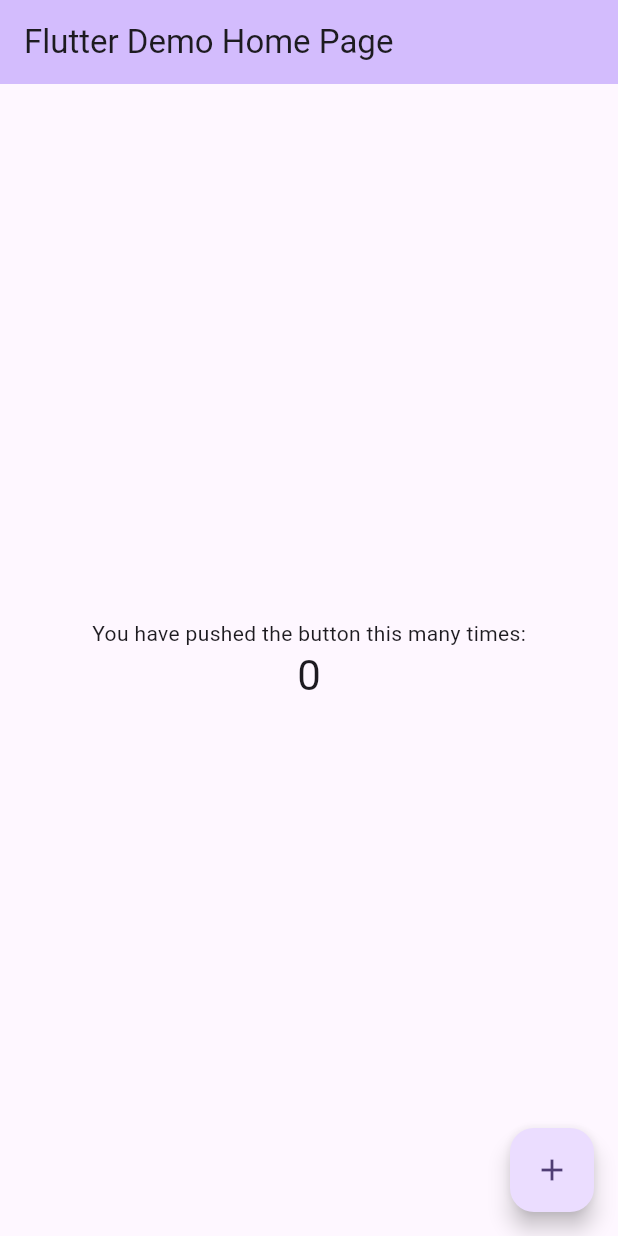
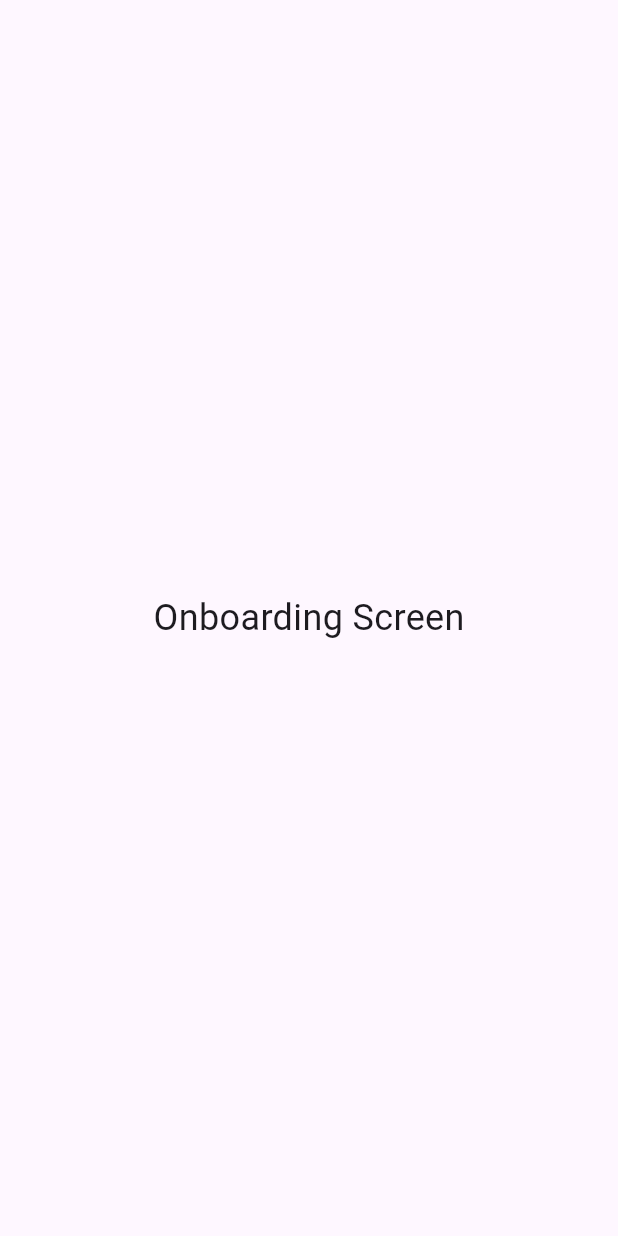
Before and after one commit to Ehabhanna1/DocDoc-App, a Flutter app: the screen it shows after launch, on a phone screen of 412 x 824 dp. Run offline on Flutter 3.47's test engine with Material 3 defaults, Android fonts, the phone set to English and light mode, and no system bars.

Commit message:
.create onboarding screen

```diff
--- /dev/null
+++ b/devtools_options.yaml
@@ -0,0 +1,3 @@
+description: This file stores settings for Dart & Flutter DevTools.
+documentation: https://docs.flutter.dev/tools/devtools/extensions#configure-extension-enablement-states
+extensions:
--- /dev/null
+++ b/lib/features/onBoarding/ui/onBoarding_screen.dart
@@ -0,0 +1,18 @@
+import 'package:flutter/material.dart';
+
+class OnboardingScreen extends StatelessWidget {
+  const OnboardingScreen({super.key});
+
+  @override
+  Widget build(BuildContext context) {
+    return  Scaffold(
+
+      body: Center(
+        child: Text(
+          'Onboarding Screen',
+          style: TextStyle(fontSize: 24),
+        ),
+      ),
+    );
+  }
+}
--- a/lib/main.dart
+++ b/lib/main.dart
@@ -1,3 +1,4 @@
+import 'package:docdoc_app/features/onBoarding/ui/onBoarding_screen.dart';
 import 'package:flutter/material.dart';
 
 void main() {
@@ -11,112 +12,12 @@ class MyApp extends StatelessWidget {
   @override
   Widget build(BuildContext context) {
     return MaterialApp(
-      title: 'Flutter Demo',
+      debugShowCheckedModeBanner: false,
+      title: 'DocDoc App',
       theme: ThemeData(
-        // This is the theme of your application.
-        //
-        // TRY THIS: Try running your application with "flutter run". You'll see
-        // the application has a purple toolbar. Then, without quitting the app,
-        // try changing the seedColor in the colorScheme below to Colors.green
-        // and then invoke "hot reload" (save your changes or press the "hot
-        // reload" button in a Flutter-supported IDE, or press "r" if you used
-        // the command line to start the app).
-        //
-        // Notice that the counter didn't reset back to zero; the application
-        // state is not lost during the reload. To reset the state, use hot
-        // restart instead.
-        //
-        // This works for code too, not just values: Most code changes can be
-        // tested with just a hot reload.
-        colorScheme: ColorScheme.fromSeed(seedColor: Colors.deepPurple),
+
       ),
-      home: const MyHomePage(title: 'Flutter Demo Home Page'),
+      home: const OnboardingScreen(),
     );
   }
 }
-
-class MyHomePage extends StatefulWidget {
-  const MyHomePage({super.key, required this.title});
-
-  // This widget is the home page of your application. It is stateful, meaning
-  // that it has a State object (defined below) that contains fields that affect
-  // how it looks.
-
-  // This class is the configuration for the state. It holds the values (in this
-  // case the title) provided by the parent (in this case the App widget) and
-  // used by the build method of the State. Fields in a Widget subclass are
-  // always marked "final".
-
-  final String title;
-
-  @override
-  State<MyHomePage> createState() => _MyHomePageState();
-}
-
-class _MyHomePageState extends State<MyHomePage> {
-  int _counter = 0;
-
-  void _incrementCounter() {
-    setState(() {
-      // This call to setState tells the Flutter framework that something has
-      // changed in this State, which causes it to rerun the build method below
-      // so that the display can reflect the updated values. If we changed
-      // _counter without calling setState(), then the build method would not be
-      // called again, and so nothing would appear to happen.
-      _counter++;
-    });
-  }
-
-  @override
-  Widget build(BuildContext context) {
-    // This method is rerun every time setState is called, for instance as done
-    // by the _incrementCounter method above.
-    //
-    // The Flutter framework has been optimized to make rerunning build methods
-    // fast, so that you can just rebuild anything that needs updating rather
-    // than having to individually change instances of widgets.
-    return Scaffold(
-      appBar: AppBar(
-        // TRY THIS: Try changing the color here to a specific color (to
-        // Colors.amber, perhaps?) and trigger a hot reload to see the AppBar
-        // change color while the other colors stay the same.
-        backgroundColor: Theme.of(context).colorScheme.inversePrimary,
-        // Here we take the value from the MyHomePage object that was created by
-        // the App.build method, and use it to set our appbar title.
-        title: Text(widget.title),
-      ),
-      body: Center(
-        // Center is a layout widget. It takes a single child and positions it
-        // in the middle of the parent.
-        child: Column(
-          // Column is also a layout widget. It takes a list of children and
-          // arranges them vertically. By default, it sizes itself to fit its
-          // children horizontally, and tries to be as tall as its parent.
-          //
-          // Column has various properties to control how it sizes itself and
-          // how it positions its children. Here we use mainAxisAlignment to
-          // center the children vertically; the main axis here is the vertical
-          // axis because Columns are vertical (the cross axis would be
-          // horizontal).
-          //
-          // TRY THIS: Invoke "debug painting" (choose the "Toggle Debug Paint"
-          // action in the IDE, or press "p" in the console), to see the
-          // wireframe for each widget.
-          mainAxisAlignment: MainAxisAlignment.center,
-          children: <Widget>[
-            const Text('You have pushed the button this many times:'),
-            Text(
-              '$_counter',
-              style: Theme.of(context).textTheme.headlineMedium,
-            ),
-          ],
-        ),
-      ),
-      floatingActionButton: FloatingActionButton(
-        onPressed: _incrementCounter,
-        tooltip: 'Increment',
-        child: const Icon(Icons.add),
-      ), // This trailing comma makes auto-formatting nicer for build methods.
-    );
-  }
-}
```
Also changed, not shown: pubspec.yaml (+32 -10 lines), pubspec.lock, 3 other files.
